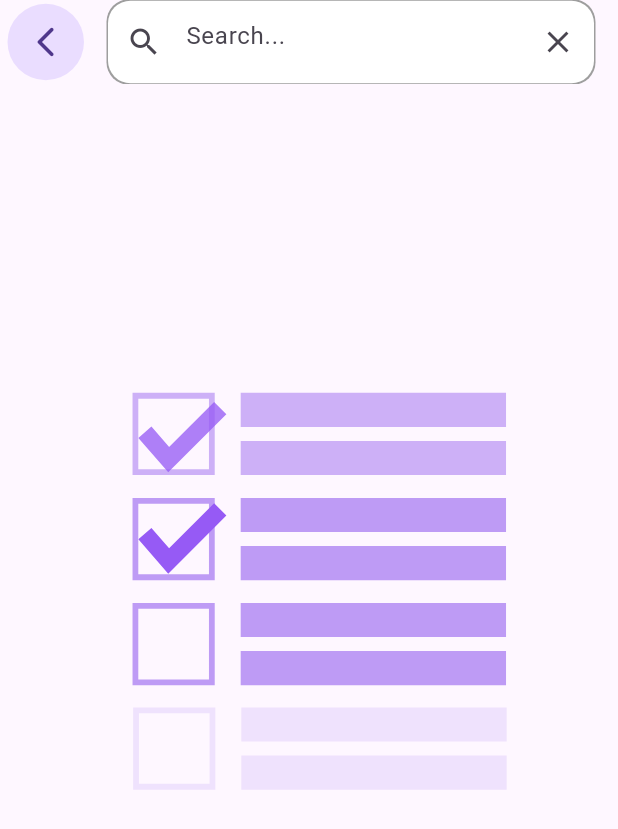
After one commit to safvansafvan/Todo-app, a Flutter app: the screen it shows after launch, after a tap on the "search" icon, on a phone screen of 412 x 824 dp. The commit adds this screen. Shown: the top 829 px of the screen. Run offline on Flutter 3.47's test engine with Material 3 defaults, Android fonts, the phone set to English and light mode, and no system bars; our stand-ins replace fluttertoast, lottie, sqflite; accounts and stored records are empty.

Commit message:
search added

```diff
--- a/lib/controller/const/colors.dart
+++ b/lib/controller/const/colors.dart
@@ -3,3 +3,4 @@ import 'package:flutter/material.dart';
 const Color kbackground = Color(0xFFEEEFF5);
 const Color kwhite = Colors.white;
 const Color kred = Colors.red;
+const Color kgrey = Colors.grey;
--- /dev/null
+++ b/lib/view/search.dart
@@ -0,0 +1,88 @@
+import 'package:flutter/material.dart';
+import 'package:intl/intl.dart';
+import 'package:lottie/lottie.dart';
+import 'package:provider/provider.dart';
+import 'package:todo/controller/const/colors.dart';
+import 'package:todo/controller/provider/db_controller.dart';
+import 'package:todo/view/widgets/todo_list_tile.dart';
+
+class SearchView extends StatelessWidget {
+  const SearchView({super.key});
+
+  @override
+  Widget build(BuildContext context) {
+    ScrollController? controller;
+    final provider = Provider.of<DbController>(context, listen: false);
+    return Scaffold(
+        appBar: AppBar(
+          leading: Padding(
+            padding: const EdgeInsets.only(left: 5),
+            child: CircleAvatar(
+              radius: 25,
+              child: IconButton(
+                  onPressed: () {
+                    Navigator.pop(context);
+                  },
+                  icon: const Icon(Icons.arrow_back_ios_new_rounded)),
+            ),
+          ),
+          title: Container(
+            height: 55,
+            width: double.infinity,
+            decoration: BoxDecoration(boxShadow: const [
+              BoxShadow(
+                color: kgrey,
+                blurStyle: BlurStyle.solid,
+                spreadRadius: 1,
+              ),
+            ], color: kwhite, borderRadius: BorderRadius.circular(15)),
+            child: Center(
+              child: TextField(
+                controller: provider.search,
+                onChanged: (value) {
+                  provider.searchTodo(provider.search.text);
+                },
+                decoration: InputDecoration(
+                  hintText: 'Search...',
+                  prefixIcon: const Icon(Icons.search),
+                  suffixIcon: IconButton(
+                      onPressed: () {
+                        provider.clearSearch();
+                      },
+                      icon: const Icon(Icons.close)),
+                  focusedBorder: InputBorder.none,
+                  enabledBorder: InputBorder.none,
+                  border: const OutlineInputBorder(borderSide: BorderSide.none),
+                ),
+              ),
+            ),
+          ),
+        ),
+        body: Consumer<DbController>(builder: (context, value, child) {
+          value.getItems();
+          if (value.stillSearchTodo.isEmpty) {
+            return Center(
+              child: Lottie.asset('assets/animation/empty.json'),
+            );
+          } else {
+            return ListView.builder(
+              controller: controller,
+              scrollDirection: Axis.vertical,
+              shrinkWrap: true,
+              itemBuilder: (context, index) {
+                final listValue = value.stillSearchTodo[index];
+                DateTime date = DateTime.parse(listValue['createdAt']);
+                String formatedDate = DateFormat().add_yMd().format(date);
+                return Todo_tile_view(
+                  isSearch: true,
+                  listValue: listValue,
+                  formatedDate: formatedDate,
+                  provider: value,
+                );
+              },
+              itemCount: value.stillSearchTodo.length,
+            );
+          }
+        }));
+  }
+}
--- a/lib/view/widgets/app_bar.dart
+++ b/lib/view/widgets/app_bar.dart
@@ -1,6 +1,7 @@
 import 'package:flutter/material.dart';
 import 'package:todo/controller/const/colors.dart';
 import 'package:todo/controller/const/height.dart';
+import 'package:todo/view/search.dart';
 
 class AppBarHome extends StatelessWidget {
   const AppBarHome({super.key});
@@ -13,13 +14,14 @@ class AppBarHome extends StatelessWidget {
         children: [
           commonHeight,
           Padding(
-            padding: const EdgeInsets.symmetric(horizontal: 15.0, vertical: 10),
+            padding: const EdgeInsets.symmetric(horizontal: 15.0, vertical: 20),
             child: Row(
               mainAxisAlignment: MainAxisAlignment.spaceBetween,
               children: [
-                IconButton(
-                    onPressed: () {},
-                    icon: const Icon(Icons.menu, size: 35, color: kwhite)),
+                const CircleAvatar(
+                  radius: 25,
+                  child: Icon(Icons.menu_outlined, size: 30),
+                ),
                 Container(
                   margin:
                       const EdgeInsets.symmetric(horizontal: 15, vertical: 10),
@@ -31,34 +33,19 @@ class AppBarHome extends StatelessWidget {
                         color: kwhite),
                   ),
                 ),
-                const CircleAvatar(
+                CircleAvatar(
                   radius: 25,
-                  child: Icon(Icons.person_outline, size: 30),
-                )
+                  child: IconButton(
+                      onPressed: () {
+                        Navigator.push(
+                            context,
+                            MaterialPageRoute(
+                              builder: (context) => const SearchView(),
+                            ));
+                      },
+                      icon: const Icon(Icons.search)),
+                ),
               ],
-            ),
-          ),
-          Padding(
-            padding: const EdgeInsets.symmetric(horizontal: 15, vertical: 15),
-            child: Container(
-              height: 55,
-              width: double.infinity,
-              decoration: BoxDecoration(
-                  color: kwhite, borderRadius: BorderRadius.circular(15)),
-              child: Center(
-                child: TextField(
-                  decoration: InputDecoration(
-                    hintText: 'Search...',
-                    prefixIcon: const Icon(Icons.search),
-                    suffixIcon: IconButton(
-                        onPressed: () {}, icon: const Icon(Icons.close)),
-                    focusedBorder: InputBorder.none,
-                    enabledBorder: InputBorder.none,
-                    border:
-                        const OutlineInputBorder(borderSide: BorderSide.none),
-                  ),
-                ),
-              ),
             ),
           ),
         ],
```
Also changed, not shown: lib/controller/provider/db_controller.dart (+24 -0 lines), lib/view/home.dart (+24 -52 lines), lib/view/widgets/todo_list_tile.dart (added, +67 -0 lines).
